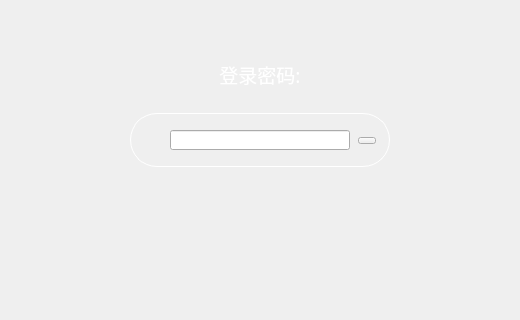
The window that normallogin.ui (realm520/gdwcoin) describes before a commit, drawn with Qt 5; both pictures show x 220 to 740 and y 150 to 470 of the 960 by 580 pixel window.
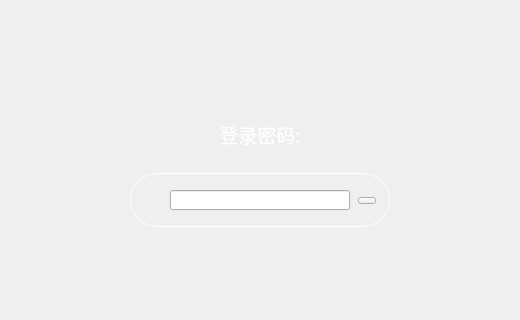
The same window after the commit.

Diff of the .ui file:
```diff
--- a/normallogin.ui
+++ b/normallogin.ui
@@ -22,7 +22,7 @@
    <property name="geometry">
     <rect>
      <x>420</x>
-     <y>210</y>
+     <y>270</y>
      <width>120</width>
      <height>28</height>
     </rect>
@@ -47,7 +47,7 @@
    <property name="geometry">
     <rect>
      <x>390</x>
-     <y>280</y>
+     <y>340</y>
      <width>180</width>
      <height>20</height>
     </rect>
@@ -74,7 +74,7 @@
    <property name="geometry">
     <rect>
      <x>578</x>
-     <y>287</y>
+     <y>347</y>
      <width>18</width>
      <height>7</height>
     </rect>
@@ -93,7 +93,7 @@
    <property name="geometry">
     <rect>
      <x>300</x>
-     <y>330</y>
+     <y>390</y>
      <width>360</width>
      <height>20</height>
     </rect>
@@ -155,7 +155,7 @@
    <property name="geometry">
     <rect>
      <x>350</x>
-     <y>263</y>
+     <y>323</y>
      <width>260</width>
      <height>54</height>
     </rect>
```
